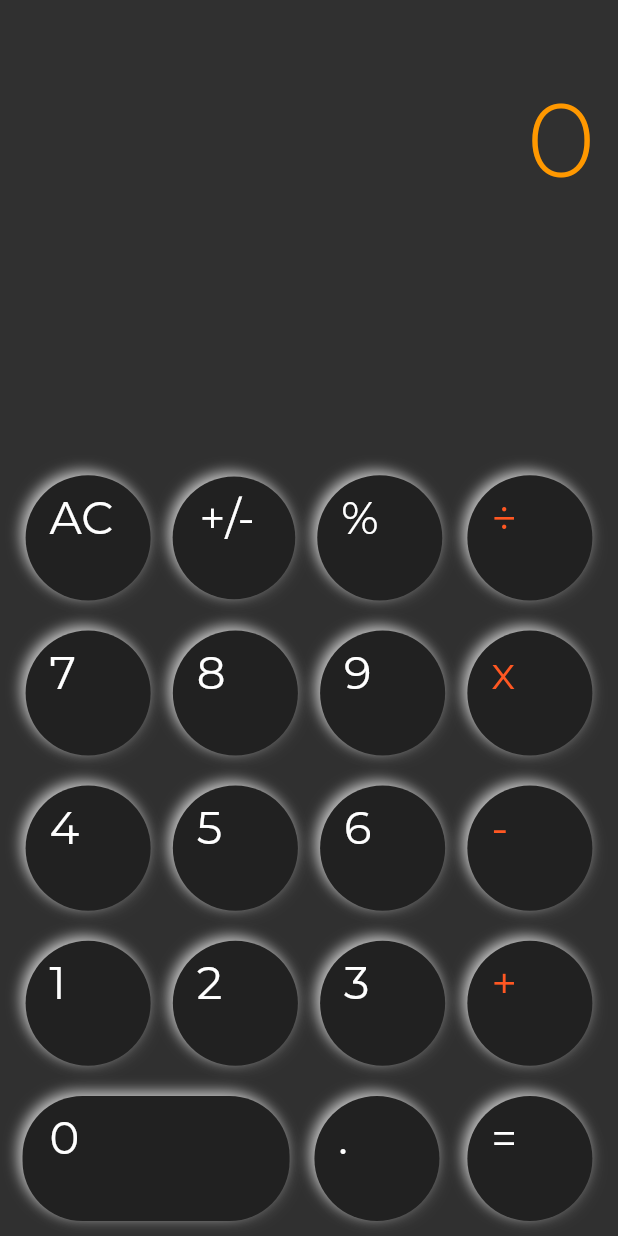
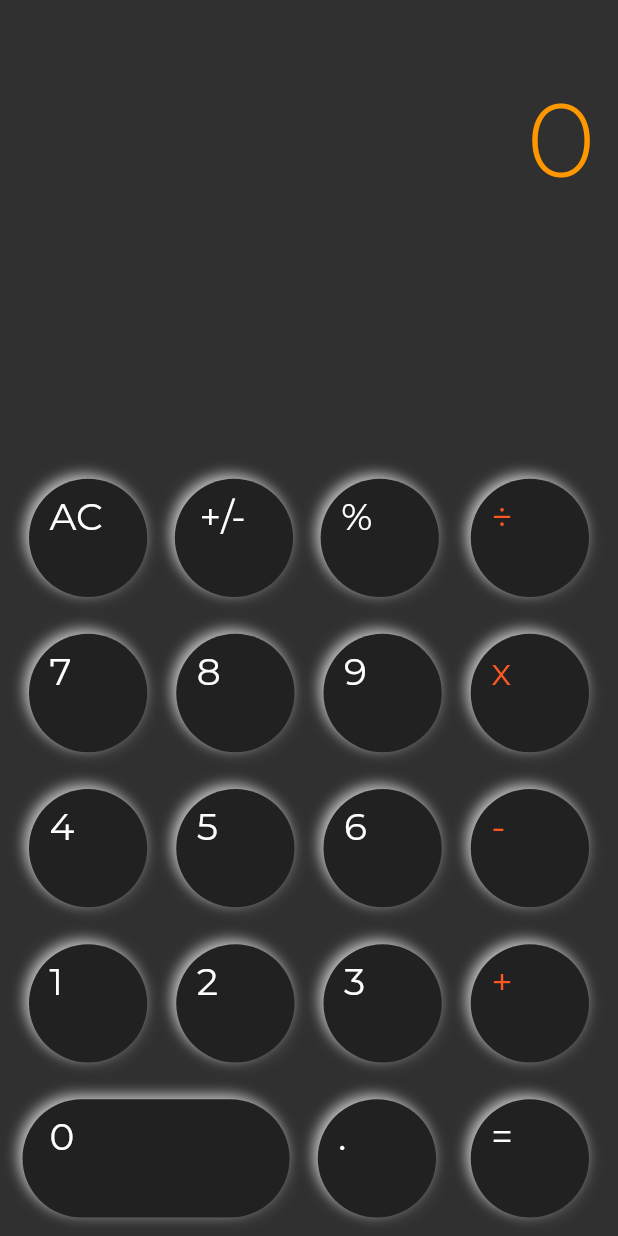
Before and after one commit to denzgrant/Flutter_Calculator-, a Flutter app: the screen it shows after launch, on a phone screen of 412 x 824 dp. Run offline on Flutter 3.47's test engine with Material 2 defaults, Android fonts, the phone set to English and light mode, and no system bars; drawn by our look-alikes of flutter_neumorphic.

```diff
--- a/lib/roundButton.dart
+++ b/lib/roundButton.dart
@@ -34,13 +34,13 @@ class _RoundButtonState extends State<RoundButton> {
         color: Colors.grey.shade900,
       ),
       child: Container(
-        height: MediaQuery.of(context).size.height / 13,
+        height: MediaQuery.of(context).size.height / 14,
         width: MediaQuery.of(context).size.width / widget.buttonWidth,
         child: Text(
           widget.buttonText,
           style: TextStyle(
             color: widget.colorText,
-            fontSize: 30,
+            fontSize: 25,
             fontFamily: "Montserrat",
           ),
         ),
```
Also changed, not shown: 1 other file.
